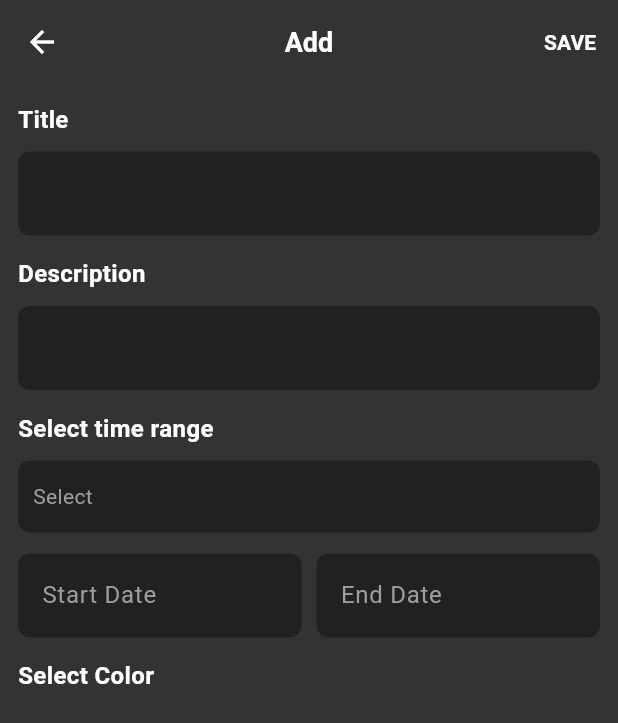
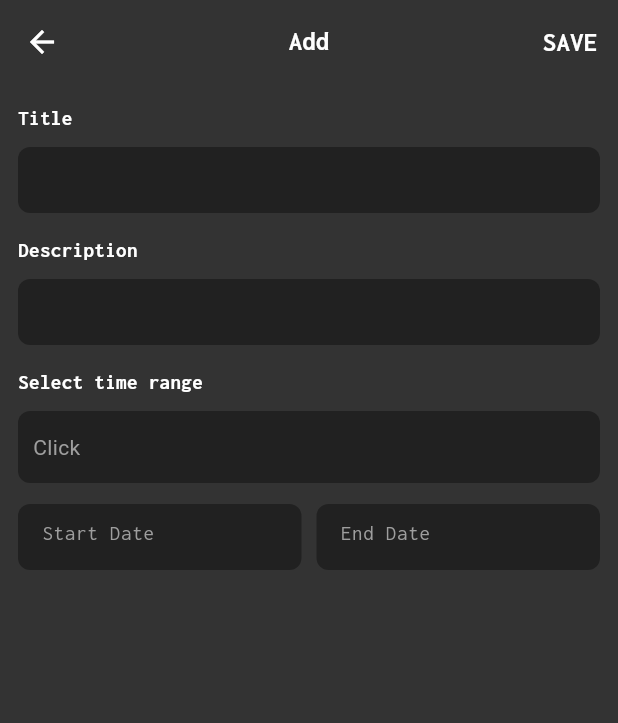
Before and after one commit to jushkinbekrashidovich/progress_kit, a Flutter app: the screen it shows after launch, after a tap on an icon or button, on a phone screen of 412 x 824 dp. Shown: the top 723 px of the screen. Run offline on Flutter 3.47's test engine with Material 3 defaults, Android fonts, the phone set to English and light mode, and no system bars; our stand-ins replace get, google_fonts, shared_preferences; missing offline and left inert: bottom_picker.

Commit message:
somehow working

```diff
--- a/lib/app/modules/add_widget/views/add_widget_view.dart
+++ b/lib/app/modules/add_widget/views/add_widget_view.dart
@@ -2,6 +2,7 @@ import 'package:bottom_picker/bottom_picker.dart';
 import 'package:bottom_picker/resources/arrays.dart';
 import 'package:flutter/material.dart';
 import 'package:get/get.dart';
+import 'package:google_fonts/google_fonts.dart';
 import 'package:progress_kit/app/const/theme/app_colors.dart';
 import 'package:progress_kit/app/custom_widgets/custom_text_field.dart';
 
@@ -14,7 +15,7 @@ class AddWidgetView extends GetView<AddWidgetController> {
   Widget build(BuildContext context) {
     return Scaffold(
       appBar: AppBar(
-        title: const Text('Add'),
+        title:  Text('Add' ,style: GoogleFonts.inconsolata(fontWeight: FontWeight.bold, fontSize: 18, color: AppColors.white),),
         centerTitle: true,
         actions: [
           TextButton(
@@ -23,10 +24,7 @@ class AddWidgetView extends GetView<AddWidgetController> {
             },
             child: Text(
               "SAVE",
-              style: TextStyle(
-                color: AppColors.white,
-                fontWeight: FontWeight.bold,
-              ),
+              style: GoogleFonts.inconsolata(fontWeight: FontWeight.bold, fontSize: 18, color: AppColors.white),
             ),
           ),
         ],
@@ -38,28 +36,33 @@ class AddWidgetView extends GetView<AddWidgetController> {
             crossAxisAlignment: CrossAxisAlignment.start,
             children: [
               // Title
-              const Text(
+               Text(
                 "Title",
-                style: TextStyle(fontWeight: FontWeight.w700, fontSize: 16),
+                style: GoogleFonts.inconsolata(fontWeight: FontWeight.w700, fontSize: 14),
               ),
               const SizedBox(height: 10),
-              CustomTextField(textEditingController: controller.titleController),
+              SizedBox(
+                  height: 44,
+                  child: CustomTextField(textEditingController: controller.titleController)),
               const SizedBox(height: 14),
 
               // Description
-              const Text(
+               Text(
                 "Description",
-                style: TextStyle(fontWeight: FontWeight.w700, fontSize: 16),
+                style: GoogleFonts.inconsolata(fontWeight: FontWeight.w700, fontSize: 14),
               ),
               const SizedBox(height: 10),
-              CustomTextField(
+              SizedBox(
+                height: 44,
+                child: CustomTextField(
                     textEditingController: controller.descriptionController),
+              ),
               const SizedBox(height: 14),
 
               // Date Range
-              const Text(
+               Text(
                 "Select time range",
-                style: TextStyle(fontWeight: FontWeight.w700, fontSize: 16),
+                style: GoogleFonts.inconsolata(fontWeight: FontWeight.w700, fontSize: 14),
               ),
               const SizedBox(height: 10),
               GestureDetector(
@@ -75,7 +78,7 @@ class AddWidgetView extends GetView<AddWidgetController> {
                   child: Obx(
                         () => Text(
                       controller.dateRangeText.value.isEmpty
-                          ? "Select"
+                          ? "Click"
                           : controller.dateRangeText.value,
                       style: TextStyle(
                         color: controller.dateRangeText.value.isEmpty
@@ -93,26 +96,32 @@ class AddWidgetView extends GetView<AddWidgetController> {
                 children: [
                   Expanded(
                     child: Obx(
-                          () => TextField(
+                          () => SizedBox(
+                            height: 44,
+                            child: TextField(
                                                     enabled: false,
                                                     controller: TextEditingController(
                             text: controller.startDate.value,
                                                     ),
                                                     decoration: _inputDecoration("Start Date"),
-                        style: const TextStyle(color: Colors.white),
+                                                    style: GoogleFonts.inconsolata(color: AppColors.white, fontSize: 14),
+                                                  ),
                           ),
                     ),
                   ),
                   const SizedBox(width: 10),
                   Expanded(
                     child: Obx(
-                          () => TextField(
+                          () => SizedBox(
+                            height: 44,
+                            child: TextField(
                                                     enabled: false,
                                                     controller: TextEditingController(
                             text: controller.endDate.value,
                                                     ),
                                                     decoration: _inputDecoration("End Date"),
-                        style: const TextStyle(color: Colors.white),
+                                                    style: GoogleFonts.inconsolata(color: AppColors.white, fontSize: 14),
+                                                  ),
                           ),
                     ),
                   ),
@@ -121,10 +130,7 @@ class AddWidgetView extends GetView<AddWidgetController> {
               const SizedBox(height: 14),
 
               // Color Picker
-              const Text(
-                "Select Color",
-                style: TextStyle(fontWeight: FontWeight.w700, fontSize: 16),
-              ),
+
               const SizedBox(height: 10),
 
             ],
--- a/lib/app/modules/home/controllers/home_controller.dart
+++ b/lib/app/modules/home/controllers/home_controller.dart
@@ -5,6 +5,12 @@ import 'package:progress_kit/app/data/progress_model.dart';
 import 'package:shared_preferences/shared_preferences.dart';
 
 class HomeController extends GetxController {
+
+
+
+
+
+
   // Observable progress list
   RxList<ProgressModel> progressList = <ProgressModel>[].obs;
 
--- a/lib/app/modules/home/views/home_view.dart
+++ b/lib/app/modules/home/views/home_view.dart
@@ -3,6 +3,7 @@ import 'package:flutter/material.dart';
 import 'package:get/get.dart';
 import 'package:google_fonts/google_fonts.dart';
 import 'package:progress_kit/app/routes/app_pages.dart';
+import '../../../const/theme/app_colors.dart';
 import '../../../custom_widgets/custom_progresskit_widget.dart';
 import '../controllers/home_controller.dart';
 
@@ -13,11 +14,11 @@ class HomeView extends GetView<HomeController> {
   Widget build(BuildContext context) {
     return Scaffold(
       appBar: AppBar(
-        title:  Text('ProgressKit', style: GoogleFonts.roboto(fontSize: 18),),
+        title:  Text('ProgressKit',style: GoogleFonts.inconsolata(fontSize: 17.5, color: AppColors.white),),
         centerTitle: true,
         leading: IconButton(
           onPressed: () {
-            // Navigate to settings
+            Get.toNamed(Routes.SETTINGS);
           },
           icon: const Icon(CupertinoIcons.settings),
         ),
@@ -32,10 +33,10 @@ class HomeView extends GetView<HomeController> {
       ),
       body: Obx(() {
         if (controller.progressList.isEmpty) {
-          return const Center(
+          return Center(
             child: Text(
               'No progress entries yet!',
-              style: TextStyle(fontSize: 20),
+                style: GoogleFonts.inconsolata(fontSize: 20, color: AppColors.white),
             ),
           );
         }
--- a/lib/app/routes/app_routes.dart
+++ b/lib/app/routes/app_routes.dart
@@ -5,10 +5,12 @@ abstract class Routes {
   Routes._();
   static const HOME = _Paths.HOME;
   static const ADD_WIDGET = _Paths.ADD_WIDGET;
+  static const SETTINGS = _Paths.SETTINGS;
 }
 
 abstract class _Paths {
   _Paths._();
   static const HOME = '/home';
   static const ADD_WIDGET = '/add-widget';
+  static const SETTINGS = '/settings';
 }
```
Also changed, not shown: lib/app/custom_widgets/custom_progresskit_widget.dart (+42 -35 lines), lib/app/modules/add_widget/controllers/add_widget_controller.dart (+18 -14 lines), lib/app/modules/settings/bindings/settings_binding.dart (added, +12 -0 lines), lib/app/modules/settings/controllers/settings_controller.dart (added, +23 -0 lines), lib/app/modules/settings/views/settings_view.dart (added, +97 -0 lines), lib/app/routes/app_pages.dart (+9 -1 lines). Lines whose indentation alone changed are shown as unchanged.
